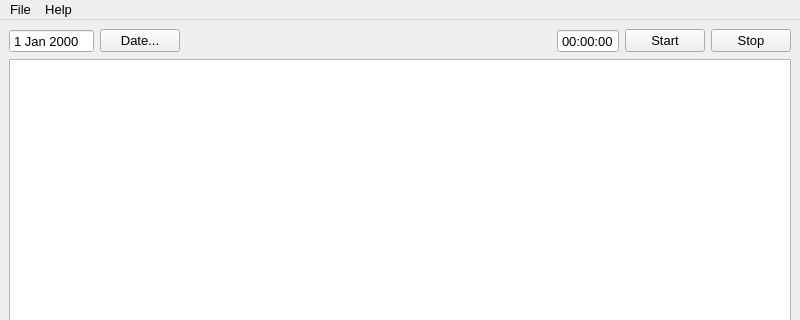
The window that mainwindow.ui (OscarVegener/UnderManager) describes before a commit, drawn with Qt 5; both pictures show x 0 to 800 and y 0 to 320 of the 800 by 600 pixel window.
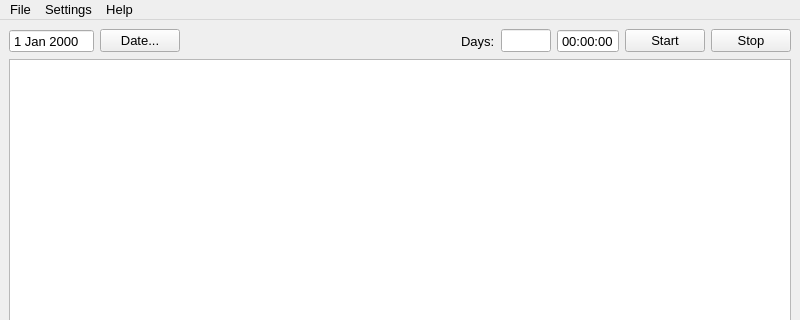
The same window after the commit. Icons and pictures are not drawn.

Commit message: Changed task class: added finished status and days elapsed; add option in context menu to copy items; add option to manually add task

Diff of the .ui file:
```diff
--- a/mainwindow.ui
+++ b/mainwindow.ui
@@ -72,6 +72,29 @@
         </property>
        </spacer>
       </item>
+      <item>
+       <widget class="QLabel" name="label">
+        <property name="text">
+         <string>Days:</string>
+        </property>
+       </widget>
+      </item>
+      <item>
+       <widget class="QLineEdit" name="lineEdit">
+        <property name="sizePolicy">
+         <sizepolicy hsizetype="Minimum" vsizetype="Fixed">
+          <horstretch>0</horstretch>
+          <verstretch>0</verstretch>
+         </sizepolicy>
+        </property>
+        <property name="maximumSize">
+         <size>
+          <width>50</width>
+          <height>16777215</height>
+         </size>
+        </property>
+       </widget>
+      </item>
       <item>
        <widget class="QTimeEdit" name="timeEdit">
         <property name="font">
@@ -196,7 +219,14 @@
     </property>
     <addaction name="actionAbout"/>
    </widget>
+   <widget class="QMenu" name="menuSettings">
+    <property name="title">
+     <string>Settings</string>
+    </property>
+    <addaction name="actionPreferences"/>
+   </widget>
    <addaction name="menuFile"/>
+   <addaction name="menuSettings"/>
    <addaction name="menuAbout"/>
   </widget>
   <widget class="QStatusBar" name="statusbar"/>
```
Left out of the diff: 36 changed lines with no effect on the pictures. The commit also changes 6 other files.
